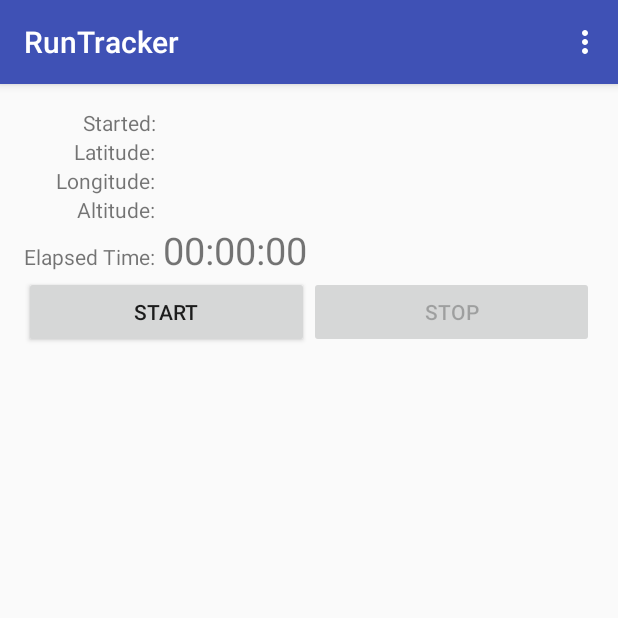
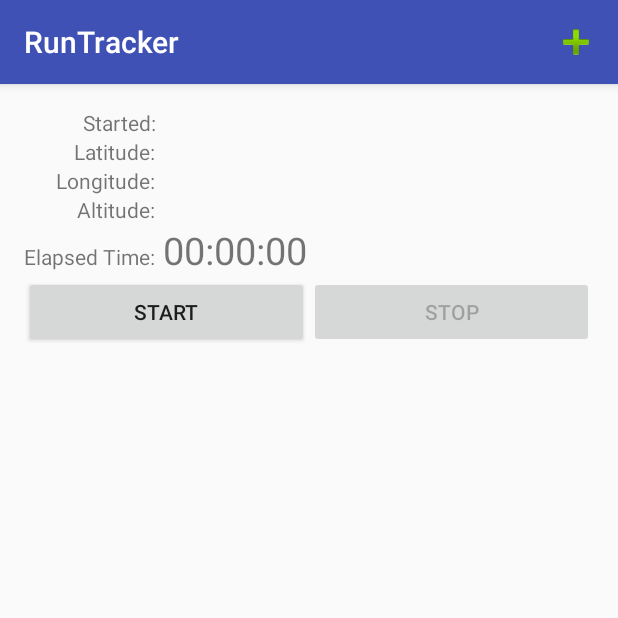
Before and after one commit to ankur-srivastava/RunTracker, an Android app: the screen it shows after launch (MainActivity), on a phone screen of 412 x 824 dp, the top half of it. Run offline under Robolectric (Android 15) with nearby library versions, the phone set to English and light mode, and no system bars.

Commit message:
Added a new menu item for Add Run

```diff
--- a/app/src/main/res/menu/menu_main.xml
+++ b/app/src/main/res/menu/menu_main.xml
@@ -1,6 +1,13 @@
-<menu xmlns:android="http://schemas.android.com/apk/res/android"
+<menu
+    xmlns:android="http://schemas.android.com/apk/res/android"
     xmlns:app="http://schemas.android.com/apk/res-auto"
-    xmlns:tools="http://schemas.android.com/tools" tools:context=".MainActivity">
-    <item android:id="@+id/action_settings" android:title="@string/action_settings"
-        android:orderInCategory="100" app:showAsAction="never" />
+    xmlns:tools="http://schemas.android.com/tools"
+    tools:context=".MainActivity">
+
+    <item android:id="@+id/addRun"
+          android:orderInCategory="1"
+          app:showAsAction="always"
+          android:title="Add Run"
+          android:icon="@android:drawable/ic_input_add"
+        />
 </menu>
```
